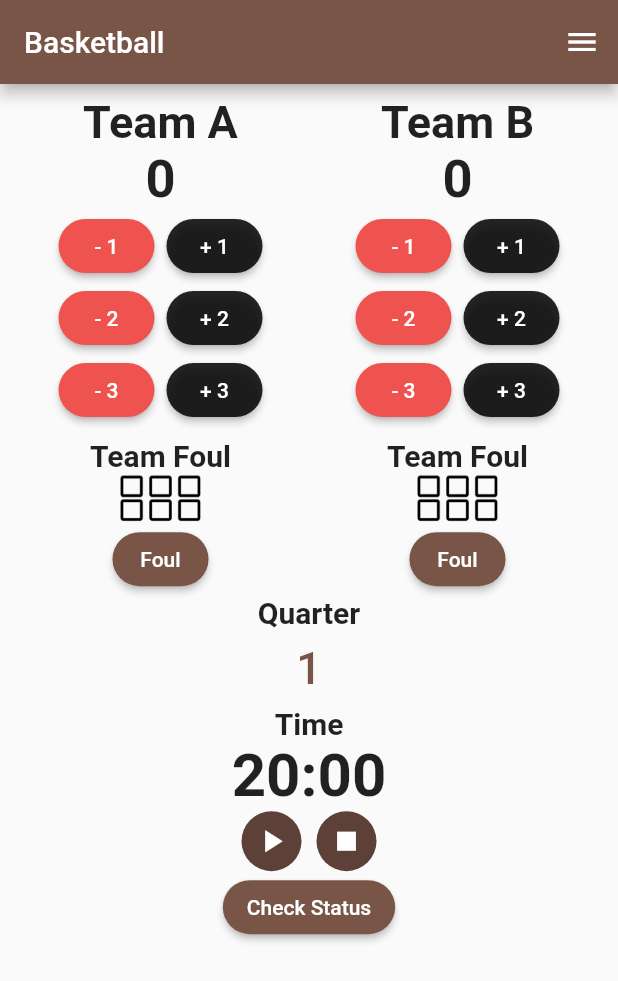
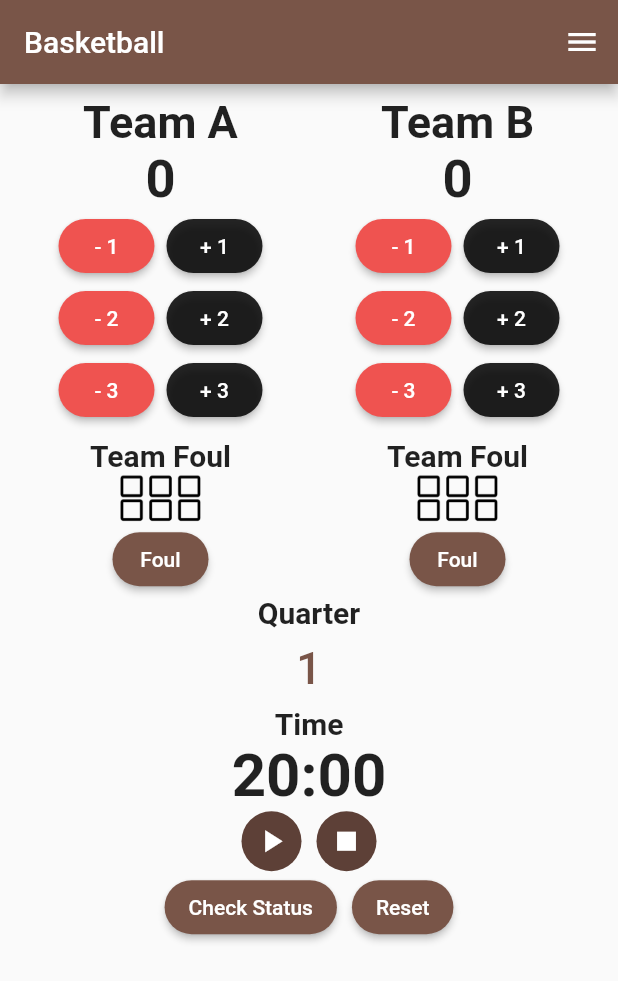
Before and after one commit to Methapon2001/rmutl-scoreboard, a Flutter app: the screen it shows after launch, in the side drawer, after a tap on "Basketball", on a phone screen of 412 x 824 dp. Shown: the top 981 px of the screen. Run offline on Flutter 3.47's test engine with Material 2 defaults, Android fonts, the light colour scheme and no system bars.

Commit message:
add Button Status and Reset

```diff
--- a/lib/views/basketball.dart
+++ b/lib/views/basketball.dart
@@ -1,5 +1,6 @@
 import 'package:flutter/material.dart';
 import 'package:provider/provider.dart';
+import 'package:scoreboard/widgets/button_reset.dart';
 import 'package:scoreboard/widgets/button_status.dart';
 import 'package:scoreboard/widgets/menu.dart';
 import 'package:scoreboard/models/basketball/score.dart';
@@ -78,7 +79,16 @@ class _BasketballPageState extends State<BasketballPage> {
               const CountdownPage(
                 time: 1200,
               ),
-              const ButtonStatus(),
+              Row(
+              mainAxisAlignment: MainAxisAlignment.center,
+              children: const <Widget>[
+                ButtonStatus(),
+                SizedBox(
+                  width: 10,
+                ),
+                ButtonReset(sport: 1),
+              ],
+            ),
             ],
           ),
         ),
--- /dev/null
+++ b/lib/widgets/button_reset.dart
@@ -0,0 +1,74 @@
+import 'package:flutter/material.dart';
+import 'package:provider/provider.dart';
+import 'package:scoreboard/models/badminton/quarter.dart';
+import 'package:scoreboard/models/badminton/score.dart';
+import 'package:scoreboard/models/badminton/set.dart';
+import 'package:scoreboard/models/basketball/quarter.dart';
+import 'package:scoreboard/models/basketball/score.dart';
+import 'package:scoreboard/models/basketball/foul.dart';
+import 'package:scoreboard/models/futsal/foul.dart';
+import 'package:scoreboard/models/futsal/quarter.dart';
+import 'package:scoreboard/models/futsal/score.dart';
+import 'package:scoreboard/models/soccer/quarter.dart';
+import 'package:scoreboard/models/soccer/score.dart';
+import 'package:scoreboard/models/tabletennis/quarter.dart';
+import 'package:scoreboard/models/tabletennis/score.dart';
+import 'package:scoreboard/models/tabletennis/set.dart';
+import 'package:scoreboard/models/volleyball/quarter.dart';
+import 'package:scoreboard/models/volleyball/score.dart';
+import 'package:scoreboard/models/volleyball/set.dart';
+
+class ButtonReset extends StatefulWidget {
+  const ButtonReset({
+    Key? key,
+    required this.sport,
+  }) : super(key: key);
+
+  final int sport;
+
+  @override
+  State<ButtonReset> createState() => _ButtonResetState();
+}
+
+class _ButtonResetState extends State<ButtonReset> {
+  @override
+  Widget build(BuildContext context) {
+    return ElevatedButton(
+      style: ElevatedButton.styleFrom(
+        shape: const StadiumBorder(),
+      ),
+      onPressed: () {
+        if (widget.sport == 1) {
+          context.read<ScoreBasketball>().reset();
+          context.read<FoulBasketball>().reset();
+          context.read<QuarterBasketball>().reset();
+        }
+        if (widget.sport == 2) {
+          context.read<ScoreVolleyball>().reset();
+          context.read<SetVolleyball>().reset();
+          context.read<QuarterVolleyball>().reset();
+        }
+        if (widget.sport == 3) {
+          context.read<ScoreSoccer>().reset();
+          context.read<QuarterSoccer>().reset();
+        }
+        if (widget.sport == 4) {
+          context.read<ScoreFutsal>().reset();
+          context.read<FoulFutsal>().reset();
+          context.read<QuarterFutsal>().reset();
+        }
+        if (widget.sport == 5) {
+          context.read<ScoreBadminton>().reset();
+          context.read<SetBadminton>().reset();
+          context.read<QuarterBadminton>().reset();
+        }
+        if (widget.sport == 6) {
+          context.read<ScoreTabletennis>().reset();
+          context.read<SetTabletennis>().reset();
+          context.read<QuarterTabletennis>().reset();
+        }
+      },
+      child: const Text('Reset'),
+    );
+  }
+}
```
Also changed, not shown: lib/views/badminton.dart (+11 -1 lines), lib/views/futsal.dart (+11 -1 lines), lib/views/soccer.dart (+18 -8 lines), lib/views/tabletennis.dart (+11 -1 lines), lib/views/volleyball.dart (+11 -1 lines), lib/widgets/button_status.dart (line endings or trailing spaces).
